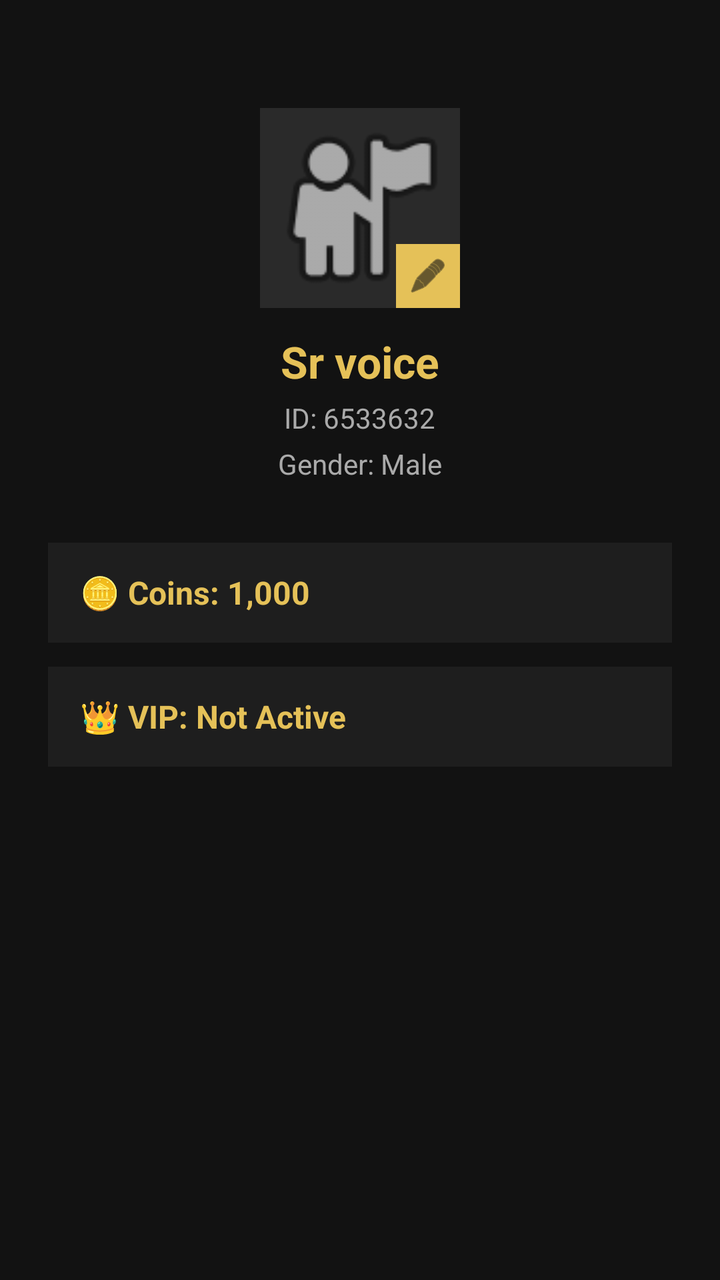
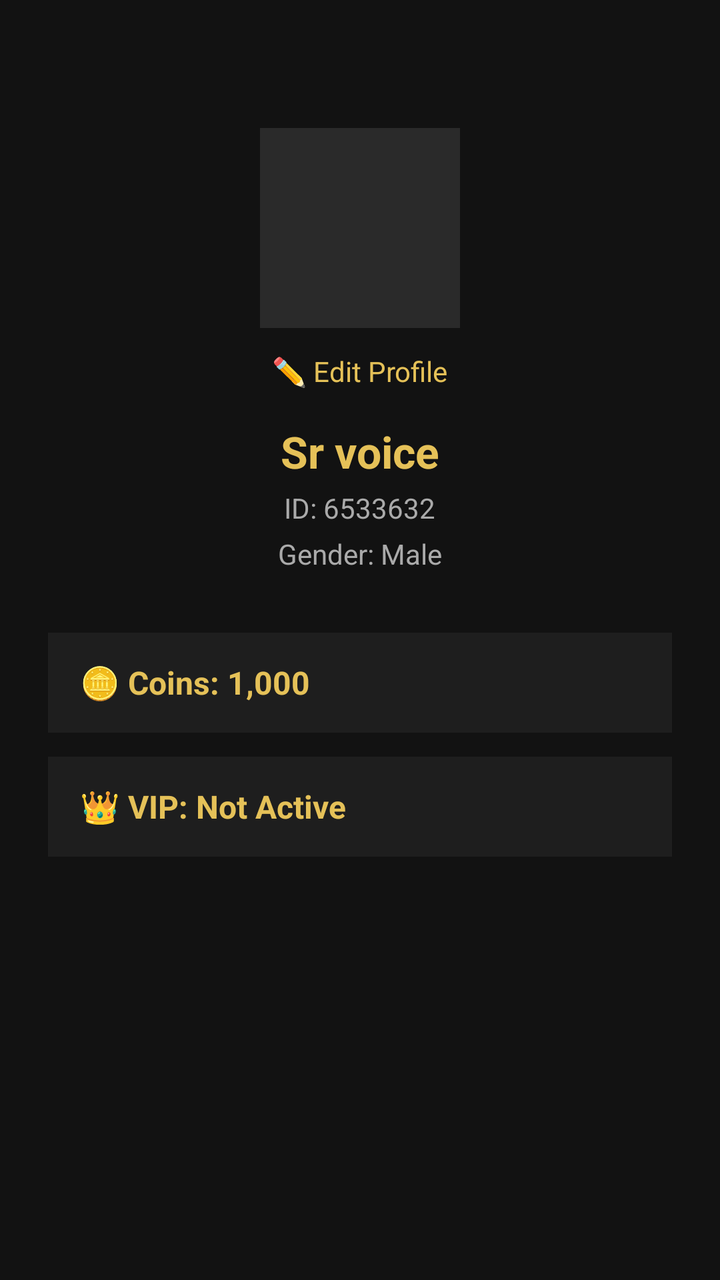

An Android layout rendered at two revisions. The XML below is the earlier revision; the diff shows what the commit changed to produce the second picture.
<!-- AndroidManifest.xml: application theme Theme.AppCompat.Light.NoActionBar -->
<!-- res/layout/activity_me.xml -->
<?xml version="1.0" encoding="utf-8"?>
<LinearLayout xmlns:android="http://schemas.android.com/apk/res/android"
    android:layout_width="match_parent"
    android:layout_height="match_parent"
    android:background="#121212"
    android:gravity="center_horizontal"
    android:orientation="vertical"
    android:padding="24dp">

    
    <FrameLayout
        android:layout_width="100dp"
        android:layout_height="100dp"
        android:layout_marginTop="30dp">

        
        <ImageView
            android:id="@+id/imgProfileMe"
            android:layout_width="match_parent"
            android:layout_height="match_parent"
            android:background="#2A2A2A"
            android:scaleType="centerCrop"
            android:src="@android:drawable/ic_menu_myplaces" />

        
        <ImageView
            android:id="@+id/btnEditProfile"
            android:layout_width="32dp"
            android:layout_height="32dp"
            android:layout_gravity="bottom|end"
            android:background="#E5C158"
            android:padding="6dp"
            android:src="@android:drawable/ic_menu_edit"
            android:clickable="true"
            android:focusable="true"
            android:tint="#121212" />
    </FrameLayout>

    
    <TextView
        android:id="@+id/tvProfileName"
        android:layout_width="wrap_content"
        android:layout_height="wrap_content"
        android:layout_marginTop="12dp"
        android:text="Sr voice"
        android:textColor="#E5C158"
        android:textSize="22sp"
        android:textStyle="bold" />

    
    <TextView
        android:id="@+id/tvProfileId"
        android:layout_width="wrap_content"
        android:layout_height="wrap_content"
        android:layout_marginTop="4dp"
        android:text="ID: 6533632"
        android:textColor="#AAAAAA"
        android:textSize="14sp" />

    
    <TextView
        android:id="@+id/tvProfileGender"
        android:layout_width="wrap_content"
        android:layout_height="wrap_content"
        android:layout_marginTop="4dp"
        android:text="Gender: Male"
        android:textColor="#AAAAAA"
        android:textSize="14sp" />

    
    <TextView
        android:id="@+id/tvWalletCoins"
        android:layout_width="match_parent"
        android:layout_height="50dp"
        android:layout_marginTop="30dp"
        android:background="#1E1E1E"
        android:gravity="center_vertical"
        android:paddingHorizontal="16dp"
        android:text="🪙 Coins: 1,000"
        android:textColor="#E5C158"
        android:textSize="16sp"
        android:textStyle="bold"
        android:clickable="true"
        android:focusable="true" />

    
    <TextView
        android:id="@+id/tvVipStatus"
        android:layout_width="match_parent"
        android:layout_height="50dp"
        android:layout_marginTop="12dp"
        android:background="#1E1E1E"
        android:gravity="center_vertical"
        android:paddingHorizontal="16dp"
        android:text="👑 VIP: Not Active"
        android:textColor="#E5C158"
        android:textSize="16sp"
        android:textStyle="bold"
        android:clickable="true"
        android:focusable="true" />

</LinearLayout>
<!-- resources referenced by this layout -->
<resources>

</resources>

<!-- the commit's change to res/layout/activity_me.xml (unified diff, before → after) -->
@@ -8,33 +8,27 @@
     android:padding="24dp">
 
     
-    <FrameLayout
+    <ImageView
+        android:id="@+id/imgProfileMe"
         android:layout_width="100dp"
         android:layout_height="100dp"
-        android:layout_marginTop="30dp">
+        android:layout_marginTop="40dp"
+        android:background="#2A2A2A"
+        android:scaleType="centerCrop" />
 
-        
-        <ImageView
-            android:id="@+id/imgProfileMe"
-            android:layout_width="match_parent"
-            android:layout_height="match_parent"
-            android:background="#2A2A2A"
-            android:scaleType="centerCrop"
-            android:src="@android:drawable/ic_menu_myplaces" />
-
-        
-        <ImageView
-            android:id="@+id/btnEditProfile"
-            android:layout_width="32dp"
-            android:layout_height="32dp"
-            android:layout_gravity="bottom|end"
-            android:background="#E5C158"
-            android:padding="6dp"
-            android:src="@android:drawable/ic_menu_edit"
-            android:clickable="true"
-            android:focusable="true"
-            android:tint="#121212" />
-    </FrameLayout>
+    
+    <TextView
+        android:id="@+id/btnEditProfile"
+        android:layout_width="wrap_content"
+        android:layout_height="wrap_content"
+        android:layout_marginTop="8dp"
+        android:text="✏️ Edit Profile"
+        android:textColor="#E5C158"
+        android:textSize="14sp"
+        android:clickable="true"
+        android:focusable="true"
+        android:background="?attr/selectableItemBackground"
+        android:padding="4dp" />
 
     
     <TextView
